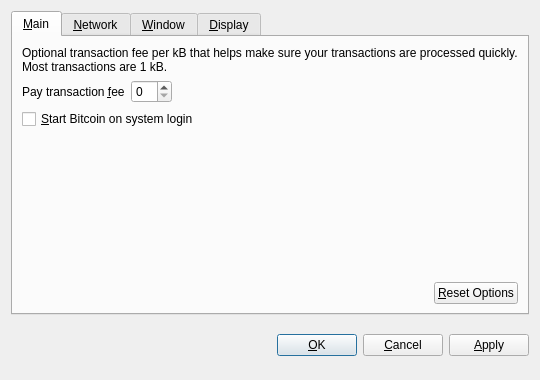
Above: src/qt/forms/optionsdialog.ui from abcoin/ABCoin before the change. Below: the same form after it.
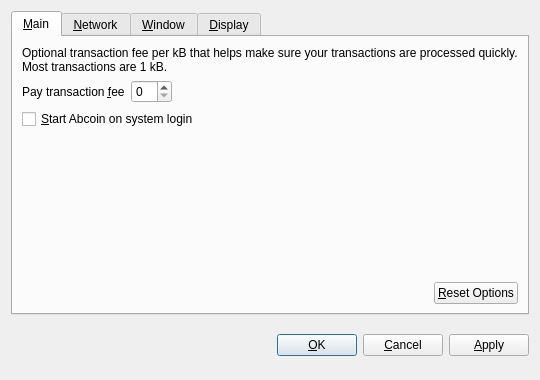
That is the form after the change. Custom widgets are drawn as their Qt base class.

```diff
--- a/src/qt/forms/optionsdialog.ui
+++ b/src/qt/forms/optionsdialog.ui
@@ -82,7 +82,7 @@
           <string>Automatically start Bitcoin after logging in to the system.</string>
          </property>
          <property name="text">
-          <string>&amp;Start Bitcoin on system login</string>
+          <string>&amp;Start Abcoin on system login</string>
          </property>
         </widget>
        </item>
```
Left out of the diff: 10 changed lines with no effect on the pictures.
